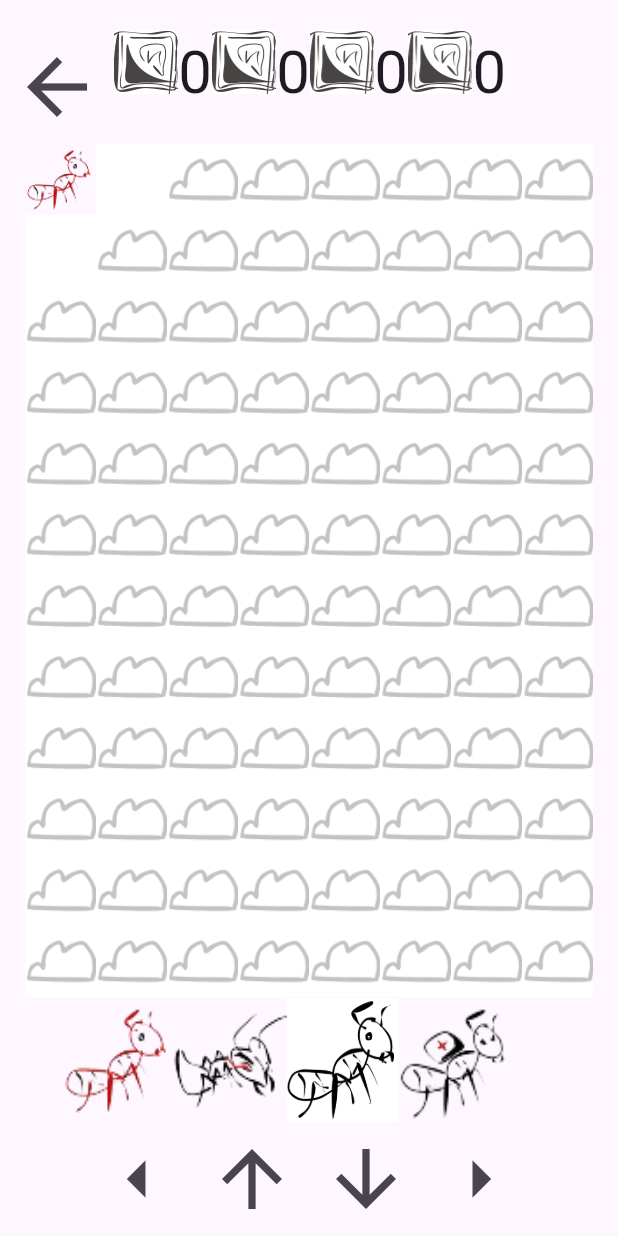
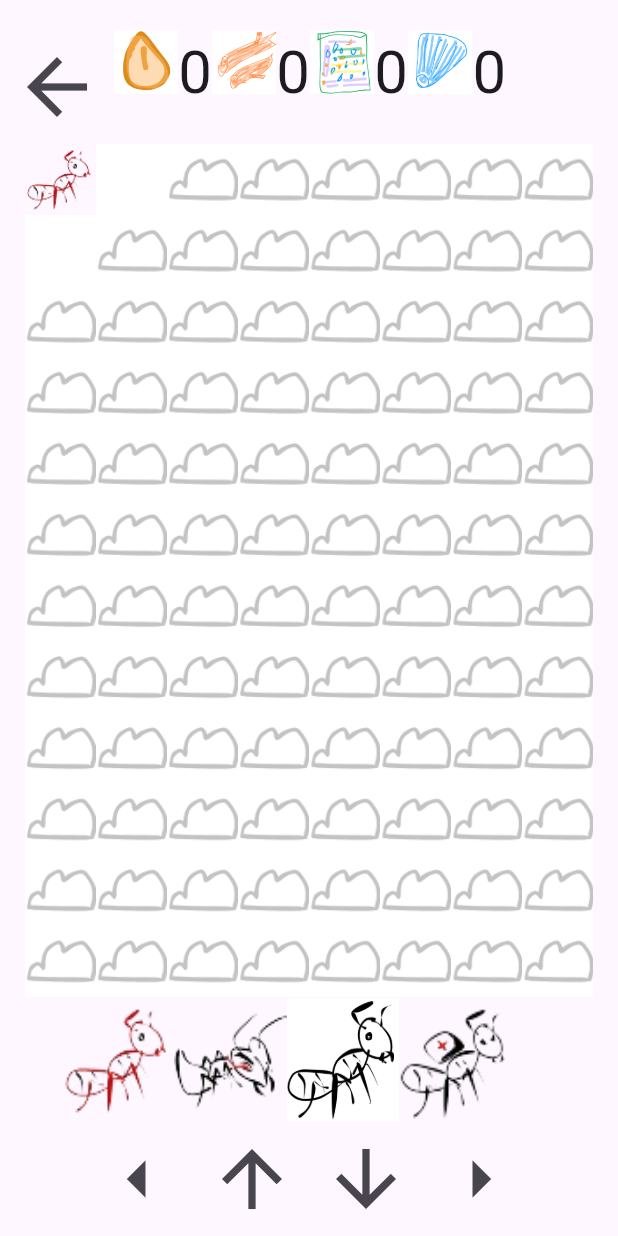
Before and after one commit to ask-org/googleFlutterDevComp, a Flutter app: the ScoutPage screen opened by its route, on a phone screen of 412 x 824 dp. Run offline on Flutter 3.47's test engine with Material 3 defaults, Android fonts, the phone set to English and light mode, and no system bars; our stand-ins replace flutter_card_swiper, go_router, just_audio.

Commit message:
added resource sprites and coming soon pages

```diff
--- a/lib/level_selection/game_selection.dart
+++ b/lib/level_selection/game_selection.dart
@@ -33,7 +33,7 @@ class _GameSelectionScreenState extends State<GameSelectionScreen> {
               ),
             ),
             cardArea: InkWell(
-              onTap: () => GoRouter.of(context).go('/card'),
+              onTap: () => GoRouter.of(context).go('/comingSoon'),
               child: MouseRegion(
                 onHover: (_) {
                   setState(() {
--- a/lib/main_menu/main_menu_screen.dart
+++ b/lib/main_menu/main_menu_screen.dart
@@ -112,7 +112,7 @@ class _MainMenuScreenState extends State<MainMenuScreen> {
             ),
             _gap,
             MyButton(
-              onPressed: () => GoRouter.of(context).push('/store'),
+              onPressed: () => GoRouter.of(context).push('/comingSoon'),
               child: const Text('store'),
             ),
             _gap,
--- a/lib/router.dart
+++ b/lib/router.dart
@@ -1,3 +1,4 @@
+import 'package:ant_new/card/coming_soon.dart';
 import 'package:ant_new/level_selection/game_selection.dart';
 import 'package:ant_new/main_menu/main_menu_screen.dart';
 import 'package:ant_new/scene/Card.dart';
@@ -35,6 +36,11 @@ final router = GoRouter(
               child: const CardPage(), color: palette.backgroundMain),
         ),
         GoRoute(
+          path: 'comingSoon',
+          pageBuilder: (context, state) => buildMyTransition(
+              child: const ComingSoon(), color: palette.backgroundMain),
+        ),
+        GoRoute(
           path: 'settings',
           pageBuilder: (context, state) => buildMyTransition(
               child: const SettingsScreen(), color: palette.backgroundSettings),
--- a/lib/scene/Scout.dart
+++ b/lib/scene/Scout.dart
@@ -146,32 +146,32 @@ class _ScoutPageState extends State<ScoutPage> {
                 size: 60,
               )),
           Image.asset(
-            'assets/images/block.png',
-            scale: 1.5,
+            'assets/images/food.png',
+            scale: 12,
           ),
           const Text(
             '0',
             style: TextStyle(fontSize: 40),
           ),
           Image.asset(
-            'assets/images/block.png',
-            scale: 1.5,
+            'assets/images/wood.png',
+            scale: 12,
           ),
           const Text(
             '0',
             style: TextStyle(fontSize: 40),
           ),
           Image.asset(
-            'assets/images/block.png',
-            scale: 1.5,
+            'assets/images/fertilizer.png',
+            scale: 12,
           ),
           const Text(
             '0',
             style: TextStyle(fontSize: 40),
           ),
           Image.asset(
-            'assets/images/block.png',
-            scale: 1.5,
+            'assets/images/airpack.png',
+            scale: 12,
           ),
           const Text(
             '0',
```
Also changed, not shown: lib/card/coming_soon.dart (added, +22 -0 lines), assets/images/airpack.png (added), assets/images/fertilizer.png (added), assets/images/food.png (added), assets/images/wood.png (added).
